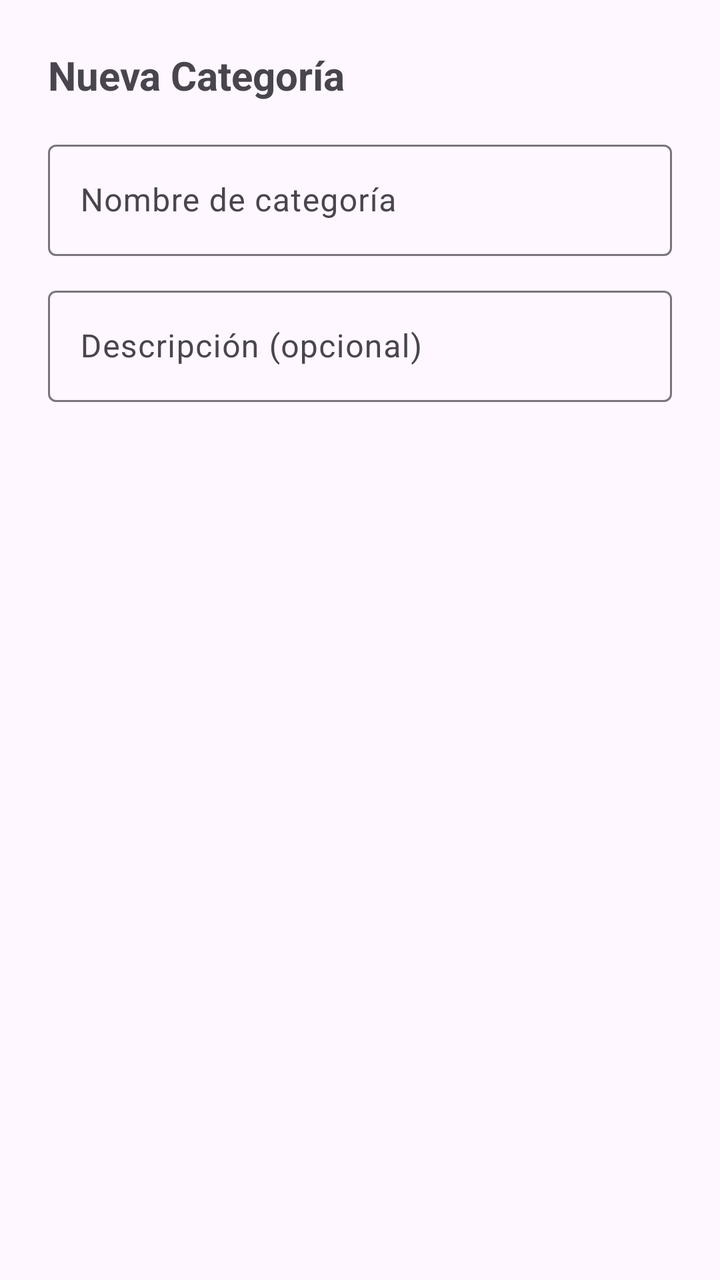
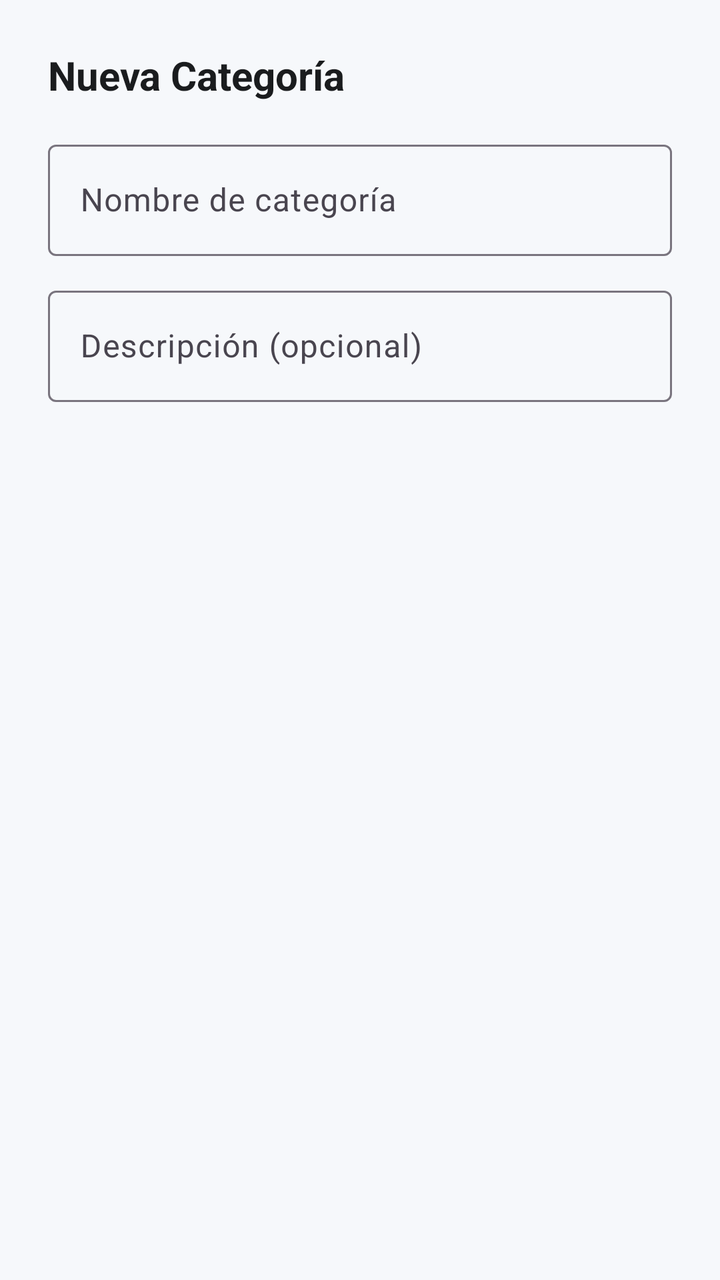

The first picture is an Android layout as it rendered before a commit; the second is the same layout after the commit. The layout source and the unified diff follow.
<!-- AndroidManifest.xml: application theme Theme.SistemaBodegaAppAndroid -->
<!-- res/layout/dialog_add_categoria.xml -->
<?xml version="1.0" encoding="utf-8"?>
<LinearLayout xmlns:android="http://schemas.android.com/apk/res/android"
    xmlns:app="http://schemas.android.com/apk/res-auto"
    android:layout_width="match_parent"
    android:layout_height="wrap_content"
    android:orientation="vertical"
    android:padding="24dp">

    <TextView
        android:layout_width="wrap_content"
        android:layout_height="wrap_content"
        android:text="Nueva Categoría"
        android:textSize="20sp"
        android:textStyle="bold"
        android:layout_marginBottom="16dp"/>

    <com.google.android.material.textfield.TextInputLayout
        android:layout_width="match_parent"
        android:layout_height="wrap_content"
        android:layout_marginBottom="12dp"
        style="?attr/textInputOutlinedStyle">

        <com.google.android.material.textfield.TextInputEditText
            android:id="@+id/etNombreCategoria"
            android:layout_width="match_parent"
            android:layout_height="wrap_content"
            android:hint="Nombre de categoría"
            android:inputType="textPersonName"/>
    </com.google.android.material.textfield.TextInputLayout>

    <com.google.android.material.textfield.TextInputLayout
        android:layout_width="match_parent"
        android:layout_height="wrap_content"
        style="?attr/textInputOutlinedStyle">

        <com.google.android.material.textfield.TextInputEditText
            android:id="@+id/etDescripcionCategoria"
            android:layout_width="match_parent"
            android:layout_height="wrap_content"
            android:hint="Descripción (opcional)"
            android:inputType="textMultiLine"/>
    </com.google.android.material.textfield.TextInputLayout>

</LinearLayout>
<!-- resources referenced by this layout -->
<resources>
  <style name="Theme.SistemaBodegaAppAndroid" parent="Base.Theme.SistemaBodegaAppAndroid" />
  <style name="Base.Theme.SistemaBodegaAppAndroid" parent="Theme.Material3.DayNight.NoActionBar">
          
          
      </style>
</resources>

<!-- the commit's change to res/layout/dialog_add_categoria.xml (unified diff, before → after) -->
@@ -12,6 +12,7 @@
         android:text="Nueva Categoría"
         android:textSize="20sp"
         android:textStyle="bold"
+        android:textColor="@color/text_primary"
         android:layout_marginBottom="16dp"/>
 
     <com.google.android.material.textfield.TextInputLayout
<!-- resource entries referenced after the edit -->
@@ -1,9 +1,23 @@
 <!-- resources referenced by this layout -->
 <resources>
+  <color name="text_primary">#1A1C1E</color>
   <style name="Theme.SistemaBodegaAppAndroid" parent="Base.Theme.SistemaBodegaAppAndroid" />
   <style name="Base.Theme.SistemaBodegaAppAndroid" parent="Theme.Material3.DayNight.NoActionBar">
-          
-          
+          <item name="colorPrimary">@color/primary</item>
+          <item name="colorOnPrimary">@color/white</item>
+          <item name="colorPrimaryContainer">@color/primary_container</item>
+          <item name="colorSecondary">@color/accent</item>
+          <item name="colorSurface">@color/surface</item>
+          <item name="android:colorBackground">@color/background</item>
+          <item name="android:statusBarColor">@color/primary_dark</item>
+          <item name="android:navigationBarColor">@color/background</item>
       </style>
+  <color name="primary">#1565C0</color>
+  <color name="white">#FFFFFFFF</color>
+  <color name="primary_container">#B3DEFF</color>
+  <color name="accent">#E76E1A</color>
+  <color name="surface">#FFFFFF</color>
+  <color name="background">#F6F8FB</color>
+  <color name="primary_dark">#1457AC</color>
 </resources>
 
